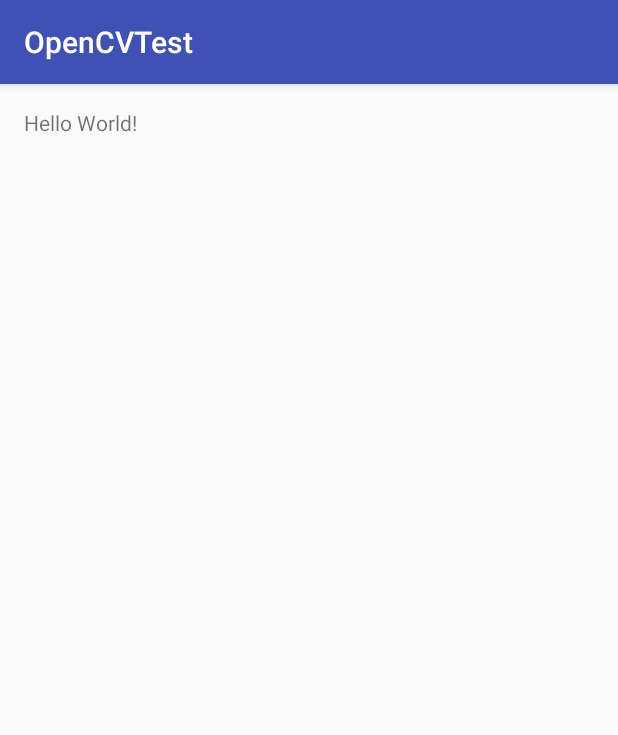
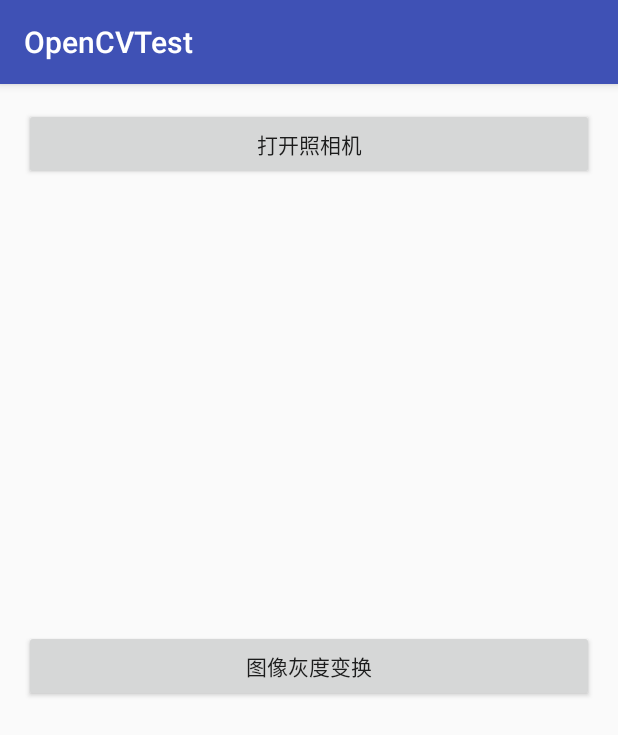
Before and after one commit to linjk/TestOpenCV, an Android app: the screen it shows after launch (MainActivity), on a phone screen of 412 x 824 dp. Shown: the top 735 px of the screen. Run offline under Robolectric (Android 15) with nearby library versions, the phone set to English and light mode, and no system bars.

Commit message:
实现opencv本地代码在java的调用

```diff
--- a/app/src/main/res/layout/activity_main.xml
+++ b/app/src/main/res/layout/activity_main.xml
@@ -1,8 +1,9 @@
 <?xml version="1.0" encoding="utf-8"?>
-<RelativeLayout
+<LinearLayout
     xmlns:android="http://schemas.android.com/apk/res/android"
     xmlns:tools="http://schemas.android.com/tools"
     android:id="@+id/activity_main"
+    android:orientation="vertical"
     android:layout_width="match_parent"
     android:layout_height="match_parent"
     android:paddingBottom="@dimen/activity_vertical_margin"
@@ -11,8 +12,20 @@
     android:paddingTop="@dimen/activity_vertical_margin"
     tools:context="cn.linjk.opencvtest.MainActivity">
 
-    <TextView
-        android:layout_width="wrap_content"
+    <Button
+        android:id="@+id/btn_open_camera"
+        android:layout_width="match_parent"
         android:layout_height="wrap_content"
-        android:text="Hello World!"/>
-</RelativeLayout>
+        android:text="打开照相机"/>
+
+    <ImageView
+        android:id="@+id/img_output"
+        android:layout_width="match_parent"
+        android:layout_height="300dp"/>
+
+    <Button
+        android:id="@+id/img_gray"
+        android:layout_width="match_parent"
+        android:layout_height="wrap_content"
+        android:text="图像灰度变换"/>
+</LinearLayout>
```
Also changed, not shown: app/src/main/AndroidManifest.xml (+10 -0 lines), app/src/main/java/cn/linjk/opencvtest/MainActivity.java (+121 -1 lines), 2 other files.
